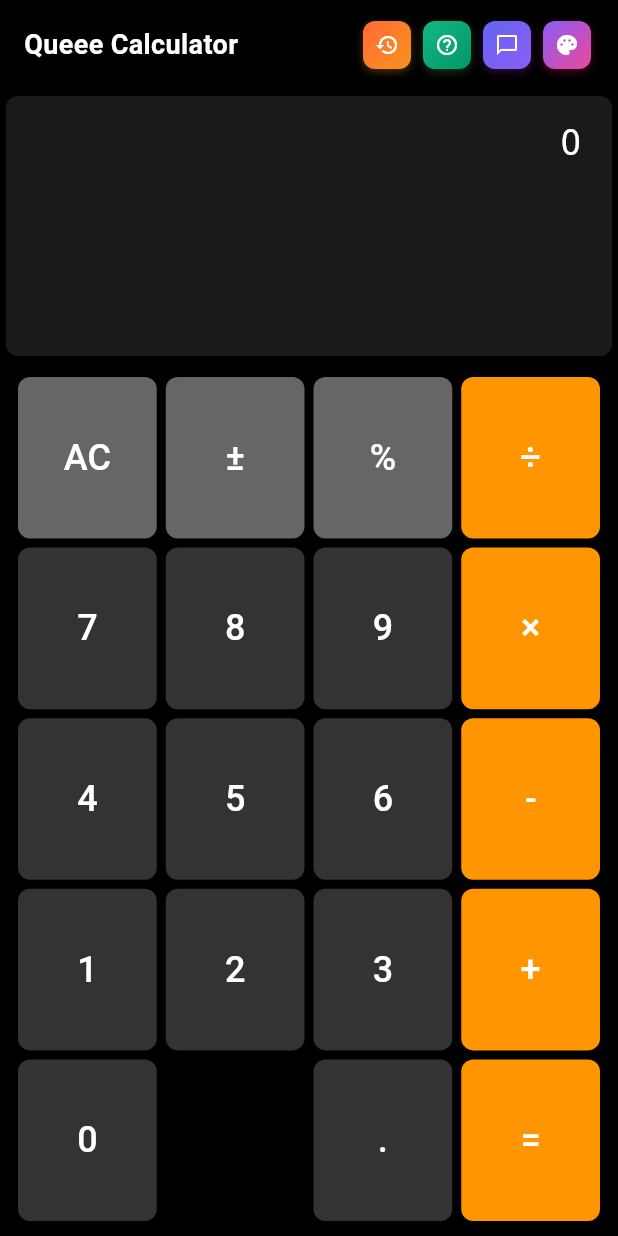
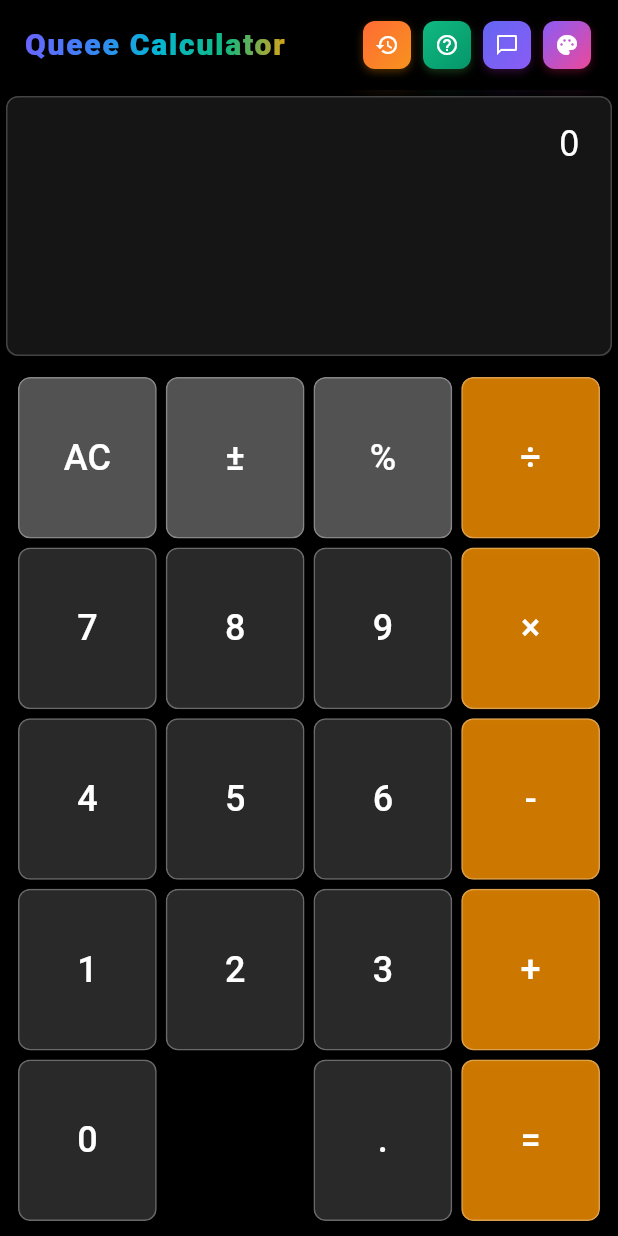
Before and after one commit to visionwise-nick/Queee-Calculator, a Flutter app: the screen it shows after launch, on a phone screen of 412 x 824 dp. Run offline on Flutter 3.47's test engine with Material 3 defaults, Android fonts, the phone set to English and light mode, and no system bars; our stand-ins replace math_expressions, shared_preferences; Roboto replaces fonts that are missing (SF Pro Display); project files that could hold a hidden picture were left out.

Commit message:
🎨【版本00110视觉效果大升级】显示区透明度修复+毛玻璃效果+渐变标题
✅ 修复显示区透明度未生效问题：
- 修复_buildBackgroundImage()函数，正确应用displayOpacity透明度参数
- 背景图片现在能正确响应透明度滑块调整
- 使用ColorFilter.mode控制背景图片透明度，alpha值为(1.0 - opacity)

🔮 新增镜面磨玻璃过渡效果：
- 显示区添加BackdropFilter毛玻璃效果(blur sigmaX/Y: 10.0)
- 按键添加BackdropFilter毛玻璃效果(blur sigmaX/Y: 5.0)
- 所有组件增加半透明背景和白色边框(alpha: 0.1-0.3)
- 增强阴影效果营造景深感

🌈 Queee Calculator标题渐变色重设计：
- 使用ShaderMask实现6色彩虹渐变(紫→蓝→青→绿→橙→红)
- 字体粗细提升至FontWeight.w900，字号增大至20
- 添加字符间距(letterSpacing: 1.2)和阴影效果
- 渐变方向从左上到右下，视觉冲击力强烈

🎯 技术改进：
- 导入dart:ui库支持ImageFilter模糊效果
- 优化透明度计算逻辑，毛玻璃效果与透明度设置协调
- 增强视觉层次感，界面更加现代化和专业

macOS应用编译成功(55.4MB)，视觉效果全面提升

```diff
--- a/lib/screens/calculator_screen.dart
+++ b/lib/screens/calculator_screen.dart
@@ -132,12 +132,36 @@ class CalculatorScreen extends StatelessWidget {
         mainAxisAlignment: MainAxisAlignment.spaceBetween,
         children: [
           Expanded(
-            child: Text(
-              'Queee Calculator',
-              style: TextStyle(
-                fontSize: 18, // 稍微减小字体
-                fontWeight: FontWeight.bold,
-                color: provider.getDisplayTextColor(),
+            child: ShaderMask(
+              shaderCallback: (bounds) => LinearGradient(
+                colors: [
+                  const Color(0xFF6C63FF), // 紫色
+                  const Color(0xFF3B82F6), // 蓝色
+                  const Color(0xFF06B6D4), // 青色
+                  const Color(0xFF10B981), // 绿色
+                  const Color(0xFFF59E0B), // 橙色
+                  const Color(0xFFEF4444), // 红色
+                ],
+                stops: const [0.0, 0.2, 0.4, 0.6, 0.8, 1.0],
+                begin: Alignment.topLeft,
+                end: Alignment.bottomRight,
+              ).createShader(bounds),
+              child: Text(
+                'Queee Calculator',
+                style: TextStyle(
+                  fontSize: 20, // 增大字体以突出渐变效果
+                  fontWeight: FontWeight.w900, // 使用最粗的字体
+                  color: Colors.white, // 必须是白色才能显示渐变
+                  letterSpacing: 1.2, // 增加字符间距
+                  shadows: [
+                    // 添加阴影效果增强视觉冲击
+                    Shadow(
+                      color: Colors.black.withValues(alpha: 0.3),
+                      offset: const Offset(2, 2),
+                      blurRadius: 4,
+                    ),
+                  ],
+                ),
               ),
             ),
           ),
--- a/lib/widgets/calculator_button.dart
+++ b/lib/widgets/calculator_button.dart
@@ -4,6 +4,7 @@ import '../providers/calculator_provider.dart';
 import '../models/calculator_dsl.dart';
 import 'dart:convert';
 import 'dart:math' as math;
+import 'dart:ui' as ui;
 
 // 🔧 新增：全局图片缓存，避免重复解码base64导致闪烁
 class _ImageCache {
@@ -165,6 +166,10 @@ class _CalculatorButtonWidgetState extends State<CalculatorButtonWidget>
       width: adaptiveSize.width,
       height: adaptiveSize.height,
       constraints: _buildSizeConstraints(),
+      child: ClipRRect(
+        borderRadius: BorderRadius.circular(borderRadius),
+        child: BackdropFilter(
+          filter: ui.ImageFilter.blur(sigmaX: 5.0, sigmaY: 5.0),
           child: Material(
             color: Colors.transparent,
             elevation: elevation,
@@ -192,6 +197,8 @@ class _CalculatorButtonWidgetState extends State<CalculatorButtonWidget>
                 padding: _getContentPadding(),
                 child: Center(
                   child: _buildButtonContent(finalTextColor, theme),
+                ),
+              ),
             ),
           ),
         ),
@@ -382,22 +389,36 @@ class _CalculatorButtonWidgetState extends State<CalculatorButtonWidget>
     double elevation
   ) {
     return BoxDecoration(
-      color: gradient == null && backgroundImage == null ? buttonColor : null,
+      color: gradient == null && backgroundImage == null
+          ? buttonColor.withValues(alpha: 0.8) // 🔧 增加毛玻璃透明度
+          : null,
       borderRadius: BorderRadius.circular(borderRadius),
       border: widget.button.borderColor != null && widget.button.borderWidth != null
           ? Border.all(
               color: _parseColor(widget.button.borderColor!),
               width: widget.button.borderWidth!,
             )
-          : null,
-      boxShadow: _buildEnhancedBoxShadow(theme, buttonColor, elevation),
+          : Border.all(
+              color: Colors.white.withValues(alpha: 0.3), // 🔧 毛玻璃边框
+              width: 1.0,
+            ),
+      boxShadow: [
+        ..._buildEnhancedBoxShadow(theme, buttonColor, elevation),
+        // 🔧 新增：毛玻璃阴影效果
+        BoxShadow(
+          color: Colors.black.withValues(alpha: 0.1),
+          blurRadius: 10,
+          spreadRadius: 1,
+          offset: const Offset(0, 2),
+        ),
+      ],
       gradient: gradient != null ? _buildGradient(gradient) : (_isPressed
           ? LinearGradient(
               begin: Alignment.topLeft,
               end: Alignment.bottomRight,
               colors: [
+                buttonColor.withValues(alpha: 0.6), // 🔧 增加毛玻璃透明度
                 buttonColor.withValues(alpha: 0.8),
-                buttonColor,
               ],
             )
           : null),
--- a/lib/widgets/calculator_display.dart
+++ b/lib/widgets/calculator_display.dart
@@ -4,6 +4,7 @@ import '../models/calculator_dsl.dart';
 import 'dart:convert';
 import 'dart:typed_data';
 import 'dart:math' as math;
+import 'dart:ui' as ui;
 
 // 🔧 新增：显示区图片缓存，避免重复解码base64导致闪烁
 class _DisplayImageCache {
@@ -56,7 +57,11 @@ class CalculatorDisplay extends StatelessWidget {
       print('  - 按键透明度: ${appBackground!.buttonOpacity ?? 1.0}');
     }
 
-    return Container(
+    return ClipRRect(
+      borderRadius: BorderRadius.circular(borderRadius),
+      child: BackdropFilter(
+        filter: ui.ImageFilter.blur(sigmaX: 10.0, sigmaY: 10.0),
+        child: Container(
           width: theme.displayWidth != null
               ? MediaQuery.of(context).size.width * theme.displayWidth!
               : double.infinity,
@@ -65,13 +70,17 @@ class CalculatorDisplay extends StatelessWidget {
           decoration: BoxDecoration(
             color: theme.displayBackgroundGradient == null && theme.displayBackgroundImage == null
                 ? _parseColor(theme.displayBackgroundColor).withValues(
-                alpha: appBackground?.displayOpacity ?? 1.0, // 🔧 应用显示区域透明度
+                    alpha: (appBackground?.displayOpacity ?? 1.0) * 0.8, // 🔧 应用显示区域透明度并增加毛玻璃效果
                   )
-            : null,
+                : Colors.white.withValues(alpha: 0.1), // 🔧 毛玻璃基础透明度
             gradient: theme.displayBackgroundGradient != null
-            ? _buildGradient(theme.displayBackgroundGradient!, appBackground?.displayOpacity ?? 1.0)
+                ? _buildGradient(theme.displayBackgroundGradient!, (appBackground?.displayOpacity ?? 1.0) * 0.8)
                 : null,
             borderRadius: BorderRadius.circular(borderRadius),
+            border: Border.all(
+              color: Colors.white.withValues(alpha: 0.2), // 🔧 毛玻璃边框
+              width: 1.0,
+            ),
             boxShadow: [
               if (theme.hasGlowEffect)
                 BoxShadow(
@@ -79,8 +88,15 @@ class CalculatorDisplay extends StatelessWidget {
                   blurRadius: 10,
                   spreadRadius: 2,
                 ),
+              // 🔧 新增：毛玻璃阴影效果
+              BoxShadow(
+                color: Colors.black.withValues(alpha: 0.1),
+                blurRadius: 20,
+                spreadRadius: 1,
+                offset: const Offset(0, 4),
+              ),
             ],
-        image: _buildBackgroundImage(theme.displayBackgroundImage),
+            image: _buildBackgroundImage(theme.displayBackgroundImage, appBackground?.displayOpacity ?? 1.0),
           ),
           child: LayoutBuilder(
         builder: (context, constraints) {
@@ -119,6 +135,8 @@ class CalculatorDisplay extends StatelessWidget {
             );
           }
         },
+      ),
+        ),
       ),
     );
   }
@@ -268,7 +286,7 @@ class CalculatorDisplay extends StatelessWidget {
   }
 
   /// 构建背景图像
-  DecorationImage? _buildBackgroundImage(String? backgroundImage) {
+  DecorationImage? _buildBackgroundImage(String? backgroundImage, double opacity) {
     if (backgroundImage == null) {
       return null;
     }
@@ -288,7 +306,7 @@ class CalculatorDisplay extends StatelessWidget {
           image: memoryImage,
           fit: BoxFit.cover,
           colorFilter: ColorFilter.mode(
-            Colors.black.withValues(alpha: 0.3),
+            Colors.black.withValues(alpha: 1.0 - opacity),
             BlendMode.darken,
           ),
         );
@@ -302,7 +320,7 @@ class CalculatorDisplay extends StatelessWidget {
         image: NetworkImage(backgroundImage),
         fit: BoxFit.cover,
         colorFilter: ColorFilter.mode(
-          Colors.black.withValues(alpha: 0.3),
+          Colors.black.withValues(alpha: 1.0 - opacity),
           BlendMode.darken,
         ),
         onError: (exception, stackTrace) {
```
Lines whose indentation alone changed are shown as unchanged.
